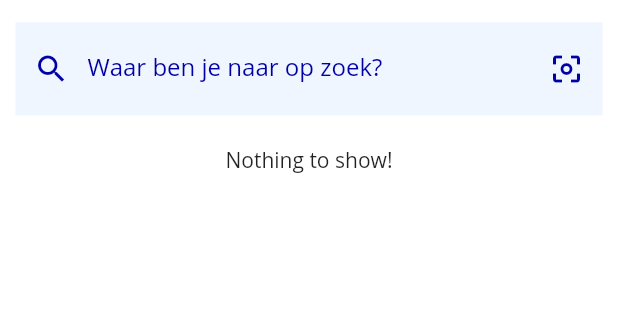
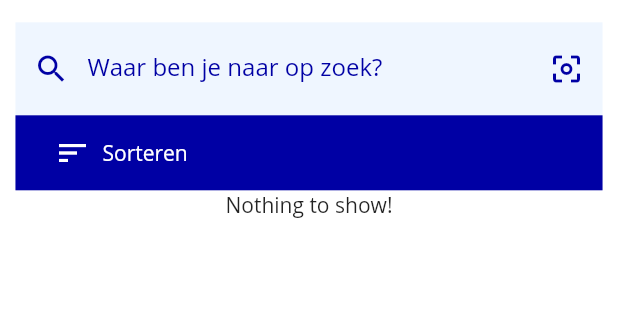
Before and after one commit to InstantlyMoist/bolsearcher, a Flutter app: the screen it shows after launch, on a phone screen of 412 x 824 dp, the part 67-387 px from its top. Run offline on Flutter 3.47's test engine with Material 2 defaults, Android fonts, the light colour scheme and no system bars; our stand-ins replace carousel_slider, flutter_rating_bar, shared_preferences; missing offline and left inert: flutter_barcode_scanner.

Commit message:
fixed filters with sharedpreferences

```diff
--- /dev/null
+++ b/lib/components/filter_button.dart
@@ -0,0 +1,34 @@
+import 'package:flutter/cupertino.dart';
+import 'package:flutter/material.dart';
+
+class FilterButton extends StatelessWidget {
+
+  VoidCallback callback;
+
+  FilterButton({this.callback});
+
+  @override
+  Widget build(BuildContext context) {
+    return GestureDetector(
+      onTap: callback,
+      child: Row(
+        children: <Widget>[
+          SizedBox(width: 8,),
+          Icon(
+            Icons.sort,
+            color: Colors.white,
+          ),
+          SizedBox(
+            width: 8,
+          ),
+          Text(
+            "Sorteren",
+            style: TextStyle(
+              color: Colors.white,
+            ),
+          ),
+        ],
+      ),
+    );
+  }
+}
--- a/lib/components/searchbar.dart
+++ b/lib/components/searchbar.dart
@@ -43,7 +43,6 @@ class _SearchBarState extends State<SearchBar> {
   Widget build(BuildContext context) {
     return Container(
       color: Color(0xFFEFF6FF),
-      margin: EdgeInsets.only(bottom: 20),
       width: MediaQuery.of(context).size.width * 0.95,
       child: TextField(
         onSubmitted: handleSubmission,
--- a/lib/main.dart
+++ b/lib/main.dart
@@ -1,11 +1,14 @@
 import 'dart:convert';
 
+import 'package:bolsearcher/components/filter_button.dart';
+import 'package:bolsearcher/components/filter_popup.dart';
 import 'package:bolsearcher/product/product.dart';
 import 'package:http/http.dart' as http;
 
 import 'package:bolsearcher/components/logo.dart';
 import 'package:bolsearcher/components/searchbar.dart';
 import 'package:flutter/material.dart';
+import 'package:shared_preferences/shared_preferences.dart';
 
 void main() => runApp(MyApp());
 
@@ -38,15 +41,23 @@ class _HomePageState extends State<HomePage> {
 
   List<Product> products = new List();
 
+  String lastSearchQuery;
+
+  void handleRefresh() {
+    if (lastSearchQuery == null) return;
+    fetchPost(lastSearchQuery);
+  }
+
   Future<http.Response> fetchPost(String text) async {
     products = new List();
+    lastSearchQuery = text;
     setState(() {
       main = CircularProgressIndicator();
     });
-    final response = await http.get(url + text);
+    SharedPreferences prefs = await SharedPreferences.getInstance();
+    final response = await http.get(url + text + "&sort=" + prefs.getString("filter"));
     if (response.statusCode == 200) {
-      for (Map<String, dynamic> product
-          in json.decode(response.body)['products']) {
+      for (Map<String, dynamic> product in json.decode(response.body)['products']) {
         products.add(Product(product));
       }
       setState(() {
@@ -74,6 +85,23 @@ class _HomePageState extends State<HomePage> {
               children: <Widget>[
                 Logo(),
                 SearchBar(callback: fetchPost),
+                Container(
+                  height: 50,
+                  width: MediaQuery.of(context).size.width * 0.95,
+                  color: Color(0xFF0000a4),
+                  child: Row(
+                    children: <Widget>[
+                      SizedBox(
+                        width: 18,
+                      ),
+                      FilterButton(
+                        callback: () {
+                          showDialog(context: context, child: FilterPopup(callback: handleRefresh,));
+                        },
+                      ),
+                    ],
+                  ),
+                ),
                 Expanded(
                   child: SizedBox(
                     child: products.isEmpty
--- a/pubspec.yaml
+++ b/pubspec.yaml
@@ -26,6 +26,7 @@ dependencies:
   http: 0.12.0+4
   flutter_rating_bar: ^3.0.1+1
   flutter_barcode_scanner: ^0.1.7
+  shared_preferences: ^0.5.4
   carousel_slider: ^1.4.1
 
 dev_dependencies:
```
Also changed, not shown: lib/components/filter_popup.dart (added, +137 -0 lines), lib/product/product.dart (+6 -2 lines), pubspec.lock.
